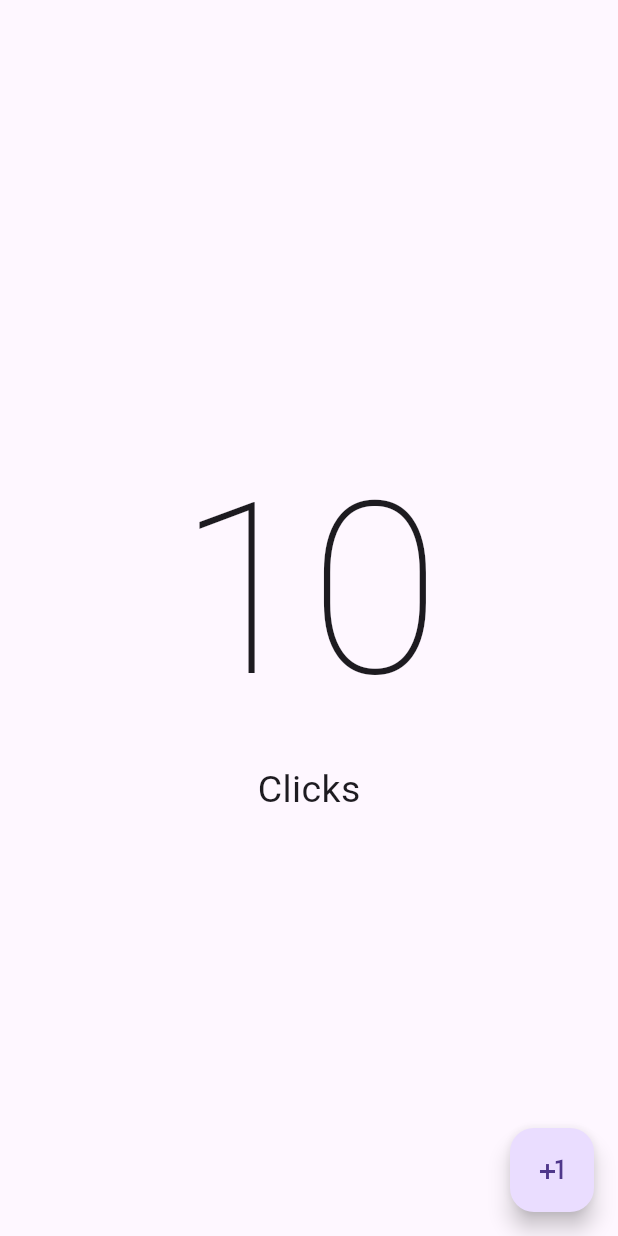
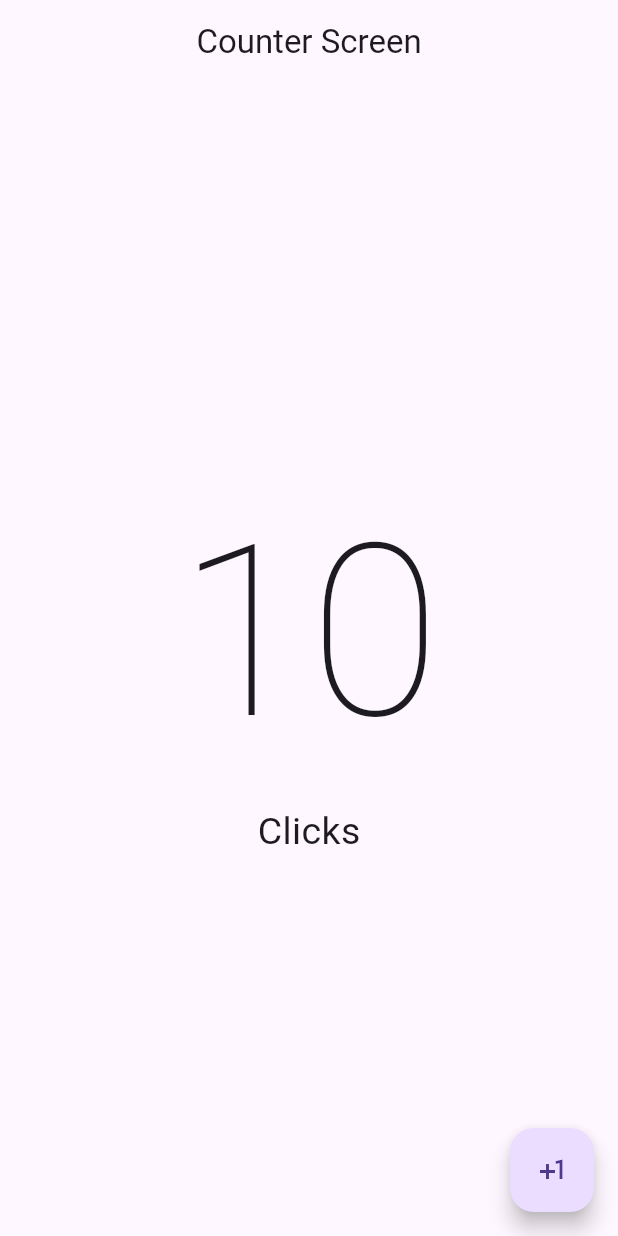
Before and after one commit to AlejandroDev8/Flutter-Hello-World, a Flutter app: the screen it shows after launch, on a phone screen of 412 x 824 dp. Run offline on Flutter 3.47's test engine with Material 3 defaults, Android fonts, the phone set to English and light mode, and no system bars.

Commit message:
Update CounterScreen UI and add AppBar

```diff
--- a/lib/presentation/screens/counter/counter_screen.dart
+++ b/lib/presentation/screens/counter/counter_screen.dart
@@ -6,6 +6,10 @@ class CounterScreen extends StatelessWidget {
   @override
   Widget build(BuildContext context) {
     return Scaffold(
+      appBar: AppBar(
+        title: const Text('Counter Screen'),
+        centerTitle: true,
+      ),
       body: const Center(
         child: Column(
           mainAxisAlignment: MainAxisAlignment.center,
```
